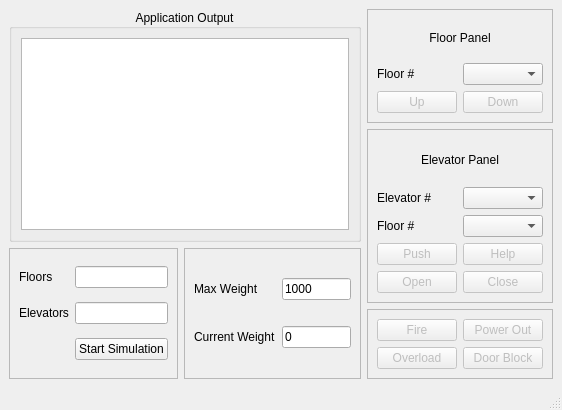
Old version of the form elevassign/mainwindow.ui in the repository kenjisak/QtElevator.
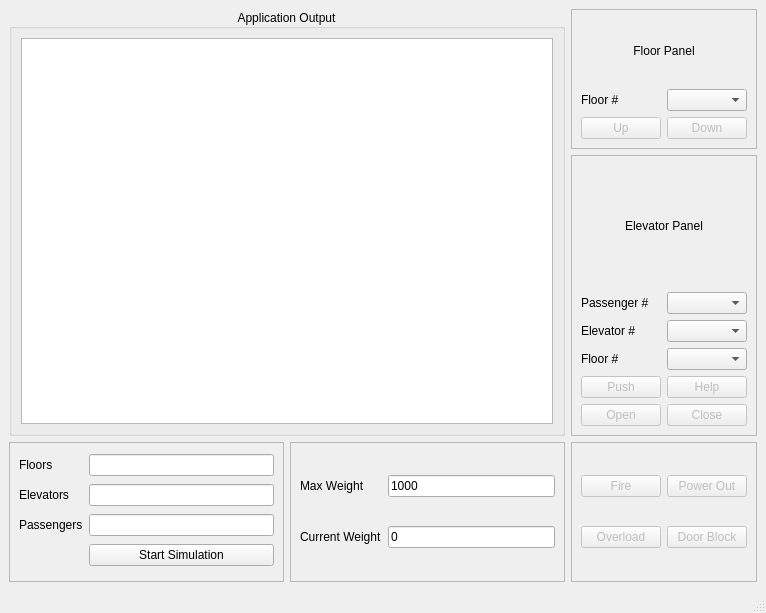
New version of the form.

Commit message: added passenger creation

The edit to the form file:
```diff
--- a/elevassign/mainwindow.ui
+++ b/elevassign/mainwindow.ui
@@ -6,8 +6,8 @@
    <rect>
     <x>0</x>
     <y>0</y>
-    <width>562</width>
-    <height>410</height>
+    <width>766</width>
+    <height>613</height>
    </rect>
   </property>
   <property name="windowTitle">
@@ -15,32 +15,6 @@
   </property>
   <widget class="QWidget" name="allWidgets">
    <layout class="QGridLayout" name="gridLayout_7">
-    <item row="0" column="0" rowspan="2" colspan="2">
-     <widget class="QGroupBox" name="outputPanel">
-      <property name="title">
-       <string>Application Output</string>
-      </property>
-      <property name="alignment">
-       <set>Qt::AlignCenter</set>
-      </property>
-      <layout class="QGridLayout" name="gridLayout_6">
-       <item row="0" column="0">
-        <widget class="QTextEdit" name="outputBox">
-         <property name="readOnly">
-          <bool>true</bool>
-         </property>
-         <property name="html">
-          <string>&lt;!DOCTYPE HTML PUBLIC &quot;-//W3C//DTD HTML 4.0//EN&quot; &quot;http://www.w3.org/TR/REC-html40/strict.dtd&quot;&gt;
-&lt;html&gt;&lt;head&gt;&lt;meta name=&quot;qrichtext&quot; content=&quot;1&quot; /&gt;&lt;style type=&quot;text/css&quot;&gt;
-p, li { white-space: pre-wrap; }
-&lt;/style&gt;&lt;/head&gt;&lt;body style=&quot; font-family:'Noto Sans'; font-size:9pt; font-weight:400; font-style:normal;&quot;&gt;
-&lt;p style=&quot;-qt-paragraph-type:empty; margin-top:0px; margin-bottom:0px; margin-left:0px; margin-right:0px; -qt-block-indent:0; text-indent:0px;&quot;&gt;&lt;br /&gt;&lt;/p&gt;&lt;/body&gt;&lt;/html&gt;</string>
-         </property>
-        </widget>
-       </item>
-      </layout>
-     </widget>
-    </item>
     <item row="0" column="2">
      <widget class="QFrame" name="flrPanel">
       <property name="frameShape">
@@ -102,6 +76,13 @@
        <enum>QFrame::Raised</enum>
       </property>
       <layout class="QGridLayout" name="gridLayout">
+       <item row="3" column="0">
+        <widget class="QLabel" name="flrNumLabel_2">
+         <property name="text">
+          <string>Floor #</string>
+         </property>
+        </widget>
+       </item>
        <item row="0" column="0" colspan="2">
         <widget class="QLabel" name="elevPanelLabel">
          <property name="text">
@@ -112,20 +93,20 @@
          </property>
         </widget>
        </item>
+       <item row="2" column="1">
+        <widget class="QComboBox" name="elevNumDropDown"/>
+       </item>
        <item row="4" column="1">
-        <widget class="QPushButton" name="closeBtn">
+        <widget class="QPushButton" name="helpBtn">
          <property name="enabled">
           <bool>false</bool>
          </property>
          <property name="text">
-          <string>Close</string>
+          <string>Help</string>
          </property>
         </widget>
        </item>
-       <item row="2" column="1">
-        <widget class="QComboBox" name="flrNumDropDown_2"/>
-       </item>
-       <item row="4" column="0">
+       <item row="5" column="0">
         <widget class="QPushButton" name="openBtn">
          <property name="enabled">
           <bool>false</bool>
@@ -135,24 +116,10 @@
          </property>
         </widget>
        </item>
-       <item row="2" column="0">
-        <widget class="QLabel" name="flrNumLabel_2">
-         <property name="text">
-          <string>Floor #</string>
-         </property>
-        </widget>
+       <item row="3" column="1">
+        <widget class="QComboBox" name="flrNumDropDown_2"/>
        </item>
-       <item row="1" column="0">
-        <widget class="QLabel" name="elevNumLabel">
-         <property name="text">
-          <string>Elevator #</string>
-         </property>
-        </widget>
-       </item>
-       <item row="1" column="1">
-        <widget class="QComboBox" name="elevNumDropDown"/>
-       </item>
-       <item row="3" column="0">
+       <item row="4" column="0">
         <widget class="QPushButton" name="pushBtn">
          <property name="enabled">
           <bool>false</bool>
@@ -162,20 +129,89 @@
          </property>
         </widget>
        </item>
-       <item row="3" column="1">
-        <widget class="QPushButton" name="helpBtn">
+       <item row="5" column="1">
+        <widget class="QPushButton" name="closeBtn">
          <property name="enabled">
           <bool>false</bool>
          </property>
          <property name="text">
-          <string>Help</string>
+          <string>Close</string>
          </property>
         </widget>
        </item>
+       <item row="2" column="0">
+        <widget class="QLabel" name="elevNumLabel">
+         <property name="text">
+          <string>Elevator #</string>
+         </property>
+        </widget>
+       </item>
+       <item row="1" column="0">
+        <widget class="QLabel" name="passNumLabel">
+         <property name="text">
+          <string>Passenger #</string>
+         </property>
+        </widget>
+       </item>
+       <item row="1" column="1">
+        <widget class="QComboBox" name="passNumDropDown"/>
+       </item>
       </layout>
      </widget>
     </item>
-    <item row="2" column="0" rowspan="2">
+    <item row="3" column="2">
+     <widget class="QFrame" name="safetyPanel">
+      <property name="frameShape">
+       <enum>QFrame::StyledPanel</enum>
+      </property>
+      <property name="frameShadow">
+       <enum>QFrame::Raised</enum>
+      </property>
+      <layout class="QGridLayout" name="gridLayout_2">
+       <item row="1" column="0">
+        <widget class="QPushButton" name="overldBtn">
+         <property name="enabled">
+          <bool>false</bool>
+         </property>
+         <property name="text">
+          <string>Overload</string>
+         </property>
+        </widget>
+       </item>
+       <item row="0" column="1">
+        <widget class="QPushButton" name="pwroutBtn">
+         <property name="enabled">
+          <bool>false</bool>
+         </property>
+         <property name="text">
+          <string>Power Out</string>
+         </property>
+        </widget>
+       </item>
+       <item row="1" column="1">
+        <widget class="QPushButton" name="doorBlockBtn">
+         <property name="enabled">
+          <bool>false</bool>
+         </property>
+         <property name="text">
+          <string>Door Block</string>
+         </property>
+        </widget>
+       </item>
+       <item row="0" column="0">
+        <widget class="QPushButton" name="fireBtn">
+         <property name="enabled">
+          <bool>false</bool>
+         </property>
+         <property name="text">
+          <string>Fire</string>
+         </property>
+        </widget>
+       </item>
+      </layout>
+     </widget>
+    </item>
+    <item row="3" column="0">
      <widget class="QFrame" name="simPanel">
       <property name="frameShape">
        <enum>QFrame::StyledPanel</enum>
@@ -184,13 +220,6 @@
        <enum>QFrame::Raised</enum>
       </property>
       <layout class="QGridLayout" name="gridLayout_3">
-       <item row="2" column="1">
-        <widget class="QPushButton" name="startSimBtn">
-         <property name="text">
-          <string>Start Simulation</string>
-         </property>
-        </widget>
-       </item>
        <item row="1" column="0">
         <widget class="QLabel" name="numElevsLabel">
          <property name="text">
@@ -198,23 +227,40 @@
          </property>
         </widget>
        </item>
-       <item row="0" column="0">
-        <widget class="QLabel" name="numFlrsLabel">
-         <property name="text">
-          <string>Floors</string>
-         </property>
-        </widget>
-       </item>
        <item row="0" column="1">
         <widget class="QLineEdit" name="flrNuminit"/>
        </item>
        <item row="1" column="1">
         <widget class="QLineEdit" name="elevNuminit"/>
        </item>
+       <item row="3" column="1">
+        <widget class="QPushButton" name="startSimBtn">
+         <property name="text">
+          <string>Start Simulation</string>
+         </property>
+        </widget>
+       </item>
+       <item row="0" column="0">
+        <widget class="QLabel" name="numFlrsLabel">
+         <property name="text">
+          <string>Floors</string>
+         </property>
+        </widget>
+       </item>
+       <item row="2" column="0">
+        <widget class="QLabel" name="numPassLabel">
+         <property name="text">
+          <string>Passengers</string>
+         </property>
+        </widget>
+       </item>
+       <item row="2" column="1">
+        <widget class="QLineEdit" name="passNuminit"/>
+       </item>
       </layout>
      </widget>
     </item>
-    <item row="2" column="1" rowspan="2">
+    <item row="3" column="1">
      <widget class="QFrame" name="weightPanel">
       <property name="frameShape">
        <enum>QFrame::StyledPanel</enum>
@@ -257,52 +303,26 @@
       </layout>
      </widget>
     </item>
-    <item row="3" column="2">
-     <widget class="QFrame" name="safetyPanel">
-      <property name="frameShape">
-       <enum>QFrame::StyledPanel</enum>
+    <item row="0" column="0" rowspan="3" colspan="2">
+     <widget class="QGroupBox" name="outputPanel">
+      <property name="title">
+       <string>Application Output</string>
       </property>
-      <property name="frameShadow">
-       <enum>QFrame::Raised</enum>
+      <property name="alignment">
+       <set>Qt::AlignCenter</set>
       </property>
-      <layout class="QGridLayout" name="gridLayout_2">
-       <item row="1" column="0">
-        <widget class="QPushButton" name="overldBtn">
-         <property name="enabled">
-          <bool>false</bool>
-         </property>
-         <property name="text">
-          <string>Overload</string>
-         </property>
-        </widget>
-       </item>
-       <item row="0" column="1">
-        <widget class="QPushButton" name="pwroutBtn">
-         <property name="enabled">
-          <bool>false</bool>
-         </property>
-         <property name="text">
-          <string>Power Out</string>
-         </property>
-        </widget>
-       </item>
-       <item row="1" column="1">
-        <widget class="QPushButton" name="doorBlockBtn">
-         <property name="enabled">
-          <bool>false</bool>
-         </property>
-         <property name="text">
-          <string>Door Block</string>
-         </property>
-        </widget>
-       </item>
+      <layout class="QGridLayout" name="gridLayout_6">
        <item row="0" column="0">
-        <widget class="QPushButton" name="fireBtn">
-         <property name="enabled">
-          <bool>false</bool>
+        <widget class="QTextEdit" name="outputBox">
+         <property name="readOnly">
+          <bool>true</bool>
          </property>
-         <property name="text">
-          <string>Fire</string>
+         <property name="html">
+          <string>&lt;!DOCTYPE HTML PUBLIC &quot;-//W3C//DTD HTML 4.0//EN&quot; &quot;http://www.w3.org/TR/REC-html40/strict.dtd&quot;&gt;
+&lt;html&gt;&lt;head&gt;&lt;meta name=&quot;qrichtext&quot; content=&quot;1&quot; /&gt;&lt;style type=&quot;text/css&quot;&gt;
+p, li { white-space: pre-wrap; }
+&lt;/style&gt;&lt;/head&gt;&lt;body style=&quot; font-family:'Noto Sans'; font-size:9pt; font-weight:400; font-style:normal;&quot;&gt;
+&lt;p style=&quot;-qt-paragraph-type:empty; margin-top:0px; margin-bottom:0px; margin-left:0px; margin-right:0px; -qt-block-indent:0; text-indent:0px;&quot;&gt;&lt;br /&gt;&lt;/p&gt;&lt;/body&gt;&lt;/html&gt;</string>
          </property>
         </widget>
        </item>
```
The commit also changes 8 other files.
